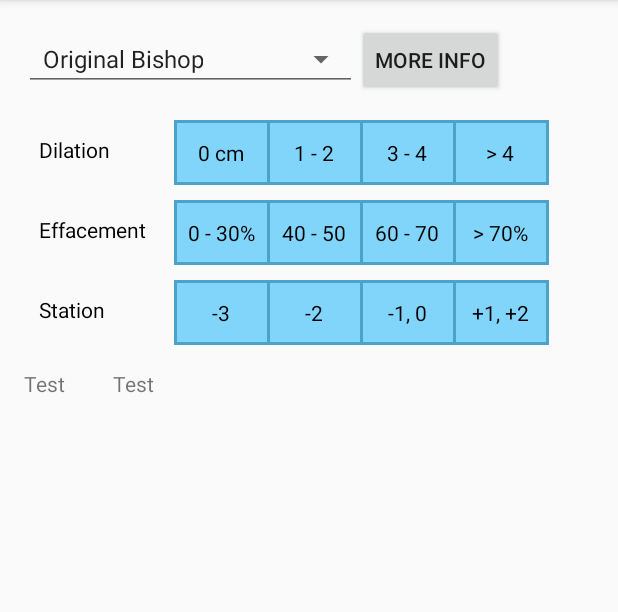
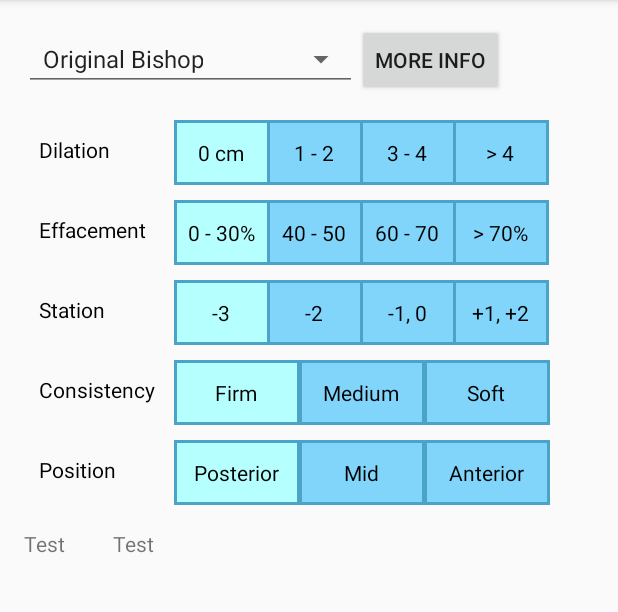
Before and after one commit to fraxiinus/BishopScores, an Android app: the screen it shows after launch (MainActivity), on a phone screen of 412 x 824 dp, the part 84-696 px from its top. Run offline under Robolectric (Android 15) with nearby library versions, the light colour scheme and no system bars.

Commit message:
default selection for original calculator

```diff
--- a/app/src/main/res/layout/bishop_calculator_original.xml
+++ b/app/src/main/res/layout/bishop_calculator_original.xml
@@ -18,12 +18,14 @@
                 android:text="@string/calc_dilation"/>
 
         <RadioGroup
+                android:checkedButton="@id/first_dilation"
                 android:layout_width="wrap_content"
                 android:layout_height="wrap_content"
                 android:padding="2dp"
                 android:background="@color/primaryDarkColor"
                 android:orientation="horizontal">
             <RadioButton
+                    android:id="@+id/first_dilation"
                     android:text="0 cm"
                     style="@style/FlatRadioButton"
                     android:layout_width="60dp"
@@ -65,12 +67,14 @@
                 android:text="@string/calc_effacement"/>
 
         <RadioGroup
+                android:checkedButton="@id/first_effacement"
                 android:layout_width="wrap_content"
                 android:layout_height="wrap_content"
                 android:padding="2dp"
                 android:background="@color/primaryDarkColor"
                 android:orientation="horizontal">
             <RadioButton
+                    android:id="@+id/first_effacement"
                     android:text="0 - 30%"
                     style="@style/FlatRadioButton"
                     android:layout_width="60dp"
@@ -112,12 +116,14 @@
                 android:text="@string/calc_station"/>
 
         <RadioGroup
+                android:checkedButton="@id/first_station"
                 android:layout_width="wrap_content"
                 android:layout_height="wrap_content"
                 android:padding="2dp"
                 android:background="@color/primaryDarkColor"
                 android:orientation="horizontal">
             <RadioButton
+                    android:id="@+id/first_station"
                     android:text="-3"
                     style="@style/FlatRadioButton"
                     android:layout_width="60dp"
@@ -145,4 +151,94 @@
 
     </LinearLayout>
 
+    <LinearLayout
+            android:orientation="horizontal"
+            android:layout_marginTop="10dp"
+            android:layout_width="match_parent"
+            android:layout_height="wrap_content">
+
+        <TextView
+                android:padding="10dp"
+                android:textColor="@color/primaryTextColor"
+                android:layout_width="100dp"
+                android:layout_height="wrap_content"
+                android:text="@string/calc_consistency"/>
+
+        <RadioGroup
+                android:checkedButton="@id/first_consistency"
+                android:layout_width="wrap_content"
+                android:layout_height="wrap_content"
+                android:padding="2dp"
+                android:background="@color/primaryDarkColor"
+                android:orientation="horizontal">
+            <RadioButton
+                    android:id="@+id/first_consistency"
+                    android:text="Firm"
+                    style="@style/FlatRadioButton"
+                    android:layout_width="80dp"
+                    android:layout_marginRight="3dp"
+                    android:layout_height="wrap_content"/>
+
+            <RadioButton
+                    android:text="Medium"
+                    style="@style/FlatRadioButton"
+                    android:layout_width="80dp"
+                    android:layout_marginRight="3dp"
+                    android:layout_height="wrap_content"/>
+
+            <RadioButton
+                    android:text="Soft"
+                    style="@style/FlatRadioButton"
+                    android:layout_width="80dp"
+                    android:layout_marginRight="0dp"
+                    android:layout_height="wrap_content"/>
+        </RadioGroup>
+
+    </LinearLayout>
+
+    <LinearLayout
+            android:orientation="horizontal"
+            android:layout_marginTop="10dp"
+            android:layout_width="match_parent"
+            android:layout_height="wrap_content">
+
+        <TextView
+                android:padding="10dp"
+                android:textColor="@color/primaryTextColor"
+                android:layout_width="100dp"
+                android:layout_height="wrap_content"
+                android:text="@string/calc_position"/>
+
+        <RadioGroup
+                android:checkedButton="@id/first_position"
+                android:layout_width="wrap_content"
+                android:layout_height="wrap_content"
+                android:padding="2dp"
+                android:background="@color/primaryDarkColor"
+                android:orientation="horizontal">
+            <RadioButton
+                    android:id="@+id/first_position"
+                    android:text="Posterior"
+                    style="@style/FlatRadioButton"
+                    android:layout_width="80dp"
+                    android:layout_marginRight="3dp"
+                    android:layout_height="wrap_content"/>
+
+            <RadioButton
+                    android:text="Mid"
+                    style="@style/FlatRadioButton"
+                    android:layout_width="80dp"
+                    android:layout_marginRight="3dp"
+                    android:layout_height="wrap_content"/>
+
+            <RadioButton
+                    android:text="Anterior"
+                    style="@style/FlatRadioButton"
+                    android:layout_width="80dp"
+                    android:layout_marginRight="0dp"
+                    android:layout_height="wrap_content"/>
+        </RadioGroup>
+
+    </LinearLayout>
+
 </LinearLayout>
```
Also changed, not shown: 1 other file.
